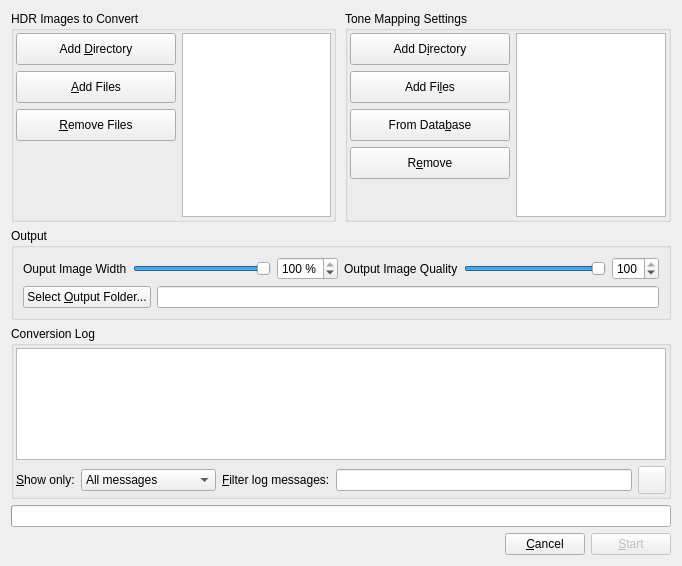
Old version of the form src/BatchTM/BatchTMDialog.ui in the repository LuminanceHDR/LuminanceHDR.
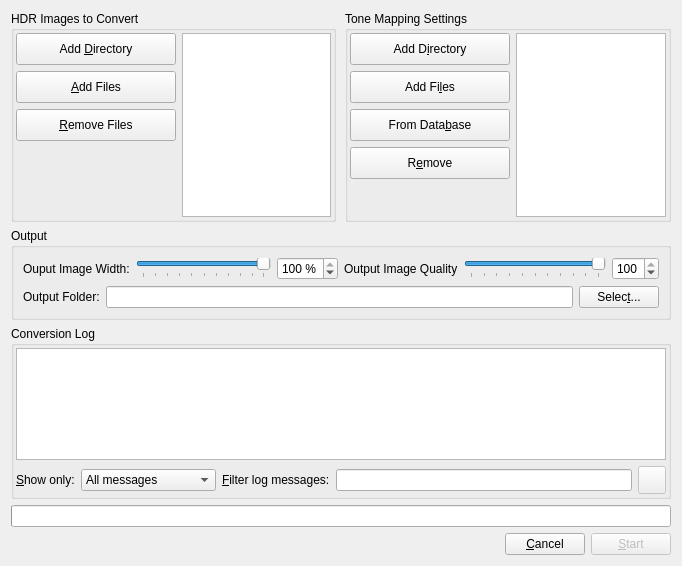
New version of the form. Icons and pictures are not drawn.

Commit message: [Ui] select buttons at the end

Patch:
```diff
--- a/src/BatchTM/BatchTMDialog.ui
+++ b/src/BatchTM/BatchTMDialog.ui
@@ -330,7 +330,7 @@
             <item>
              <widget class="QLabel" name="label">
               <property name="text">
-               <string>Ouput Image Width</string>
+               <string>Ouput Image Width:</string>
               </property>
              </widget>
             </item>
@@ -348,6 +348,12 @@
               <property name="orientation">
                <enum>Qt::Horizontal</enum>
               </property>
+              <property name="tickPosition">
+               <enum>QSlider::TicksBelow</enum>
+              </property>
+              <property name="tickInterval">
+               <number>10</number>
+              </property>
              </widget>
             </item>
             <item>
@@ -388,6 +394,12 @@
               <property name="orientation">
                <enum>Qt::Horizontal</enum>
               </property>
+              <property name="tickPosition">
+               <enum>QSlider::TicksBelow</enum>
+              </property>
+              <property name="tickInterval">
+               <number>10</number>
+              </property>
              </widget>
             </item>
             <item>
@@ -406,10 +418,24 @@
         </item>
         <item>
          <layout class="QHBoxLayout" name="horizontalLayout_3">
+          <item>
+           <widget class="QLabel" name="label_3">
+            <property name="text">
+             <string>Output Folder:</string>
+            </property>
+           </widget>
+          </item>
+          <item>
+           <widget class="QLineEdit" name="out_folder_widgets">
+            <property name="readOnly">
+             <bool>true</bool>
+            </property>
+           </widget>
+          </item>
           <item>
            <widget class="QPushButton" name="out_folder_Button">
             <property name="text">
-             <string>Select &amp;Output Folder...</string>
+             <string>Selec&amp;t...</string>
             </property>
             <property name="icon">
              <iconset resource="../../icons.qrc">
@@ -417,13 +443,6 @@
             </property>
            </widget>
           </item>
-          <item>
-           <widget class="QLineEdit" name="out_folder_widgets">
-            <property name="readOnly">
-             <bool>true</bool>
-            </property>
-           </widget>
-          </item>
          </layout>
         </item>
        </layout>
```
Left out of the diff: 5 changed lines with no effect on the pictures. The commit also changes 1 other file.
